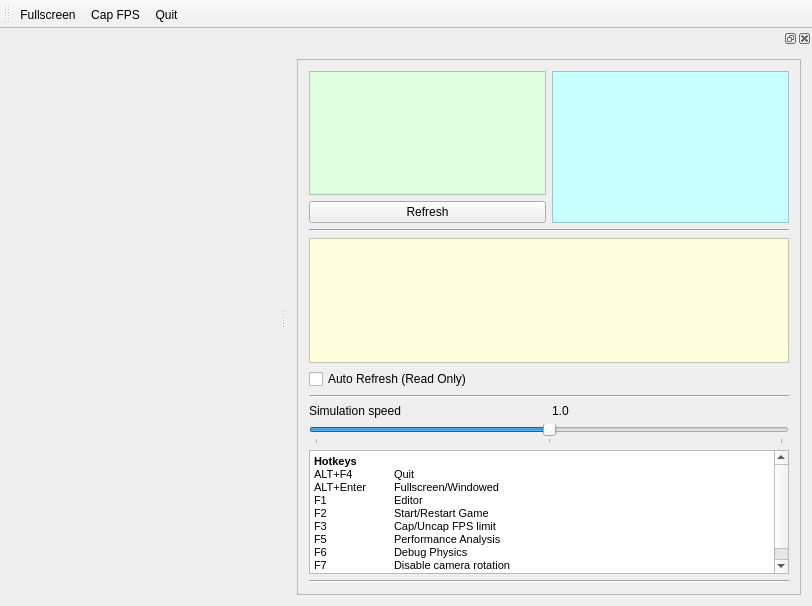
The window that xkill-gui/MainWindow.ui (ensq/xkill-resources) describes before a commit, drawn with Qt 5.
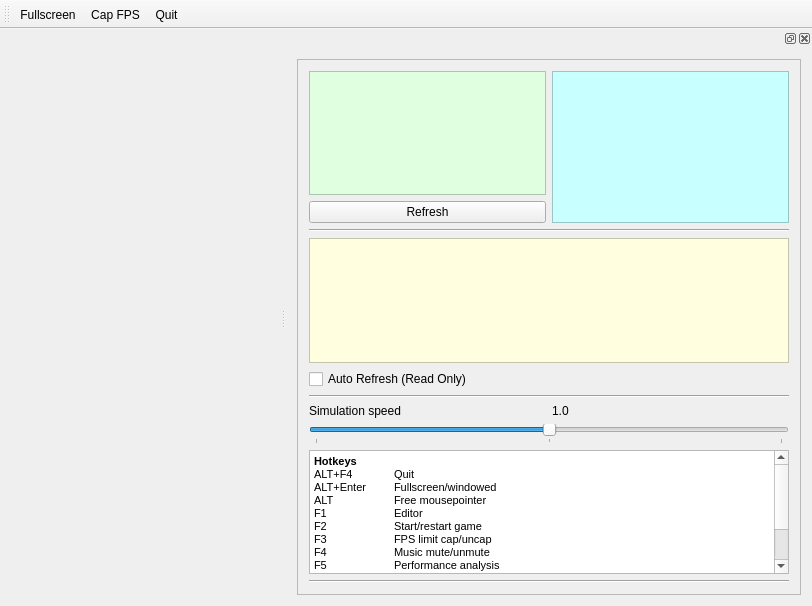
The same window after the commit.

```diff
--- a/xkill-gui/MainWindow.ui
+++ b/xkill-gui/MainWindow.ui
@@ -185,12 +185,15 @@
 p, li { white-space: pre-wrap; }
 &lt;/style&gt;&lt;/head&gt;&lt;body style=&quot; font-family:'MS Shell Dlg 2'; font-size:8.25pt; font-weight:400; font-style:normal;&quot;&gt;
 &lt;p style=&quot; margin-top:0px; margin-bottom:0px; margin-left:0px; margin-right:0px; -qt-block-indent:0; text-indent:0px;&quot;&gt;&lt;span style=&quot; font-size:8pt; font-weight:600;&quot;&gt;Hotkeys&lt;br /&gt;&lt;/span&gt;&lt;span style=&quot; font-size:8pt;&quot;&gt;ALT+F4 	Quit&lt;/span&gt;&lt;/p&gt;
-&lt;p style=&quot; margin-top:0px; margin-bottom:0px; margin-left:0px; margin-right:0px; -qt-block-indent:0; text-indent:0px;&quot;&gt;&lt;span style=&quot; font-size:8pt;&quot;&gt;ALT+Enter 	Fullscreen/Windowed&lt;/span&gt;&lt;/p&gt;
-&lt;p style=&quot; margin-top:0px; margin-bottom:0px; margin-left:0px; margin-right:0px; -qt-block-indent:0; text-indent:0px;&quot;&gt;&lt;span style=&quot; font-size:8pt;&quot;&gt;F1 	Editor&lt;br /&gt;F2 	Start/Restart Game&lt;br /&gt;F3 	Cap/Uncap FPS limit&lt;/span&gt;&lt;/p&gt;
-&lt;p style=&quot; margin-top:0px; margin-bottom:0px; margin-left:0px; margin-right:0px; -qt-block-indent:0; text-indent:0px;&quot;&gt;&lt;span style=&quot; font-size:8pt;&quot;&gt;F5 	Performance Analysis&lt;/span&gt;&lt;/p&gt;
-&lt;p style=&quot; margin-top:0px; margin-bottom:0px; margin-left:0px; margin-right:0px; -qt-block-indent:0; text-indent:0px;&quot;&gt;&lt;span style=&quot; font-size:8pt;&quot;&gt;F6 	Debug Physics&lt;/span&gt;&lt;/p&gt;
+&lt;p style=&quot; margin-top:0px; margin-bottom:0px; margin-left:0px; margin-right:0px; -qt-block-indent:0; text-indent:0px;&quot;&gt;&lt;span style=&quot; font-size:8pt;&quot;&gt;ALT+Enter 	Fullscreen/windowed&lt;/span&gt;&lt;/p&gt;
+&lt;p style=&quot; margin-top:0px; margin-bottom:0px; margin-left:0px; margin-right:0px; -qt-block-indent:0; text-indent:0px;&quot;&gt;&lt;span style=&quot; font-size:8pt;&quot;&gt;ALT 	Free mousepointer&lt;/span&gt;&lt;/p&gt;
+&lt;p style=&quot; margin-top:0px; margin-bottom:0px; margin-left:0px; margin-right:0px; -qt-block-indent:0; text-indent:0px;&quot;&gt;&lt;span style=&quot; font-size:8pt;&quot;&gt;F1 	Editor&lt;br /&gt;F2 	Start/restart game&lt;br /&gt;F3 	FPS limit cap/uncap&lt;/span&gt;&lt;/p&gt;
+&lt;p style=&quot; margin-top:0px; margin-bottom:0px; margin-left:0px; margin-right:0px; -qt-block-indent:0; text-indent:0px;&quot;&gt;&lt;span style=&quot; font-size:8pt;&quot;&gt;F4 	Music mute/unmute &lt;/span&gt;&lt;/p&gt;
+&lt;p style=&quot; margin-top:0px; margin-bottom:0px; margin-left:0px; margin-right:0px; -qt-block-indent:0; text-indent:0px;&quot;&gt;&lt;span style=&quot; font-size:8pt;&quot;&gt;F5 	Performance analysis&lt;/span&gt;&lt;/p&gt;
+&lt;p style=&quot; margin-top:0px; margin-bottom:0px; margin-left:0px; margin-right:0px; -qt-block-indent:0; text-indent:0px;&quot;&gt;&lt;span style=&quot; font-size:8pt;&quot;&gt;F6 	Debug physics&lt;/span&gt;&lt;/p&gt;
 &lt;p style=&quot; margin-top:0px; margin-bottom:0px; margin-left:0px; margin-right:0px; -qt-block-indent:0; text-indent:0px;&quot;&gt;&lt;span style=&quot; font-size:8pt;&quot;&gt;F7 	Disable camera rotation&lt;/span&gt;&lt;/p&gt;
-&lt;p style=&quot; margin-top:0px; margin-bottom:0px; margin-left:0px; margin-right:0px; -qt-block-indent:0; text-indent:0px;&quot;&gt;&lt;span style=&quot; font-size:8pt;&quot;&gt;F8 	Detach camera from player&lt;/span&gt;&lt;/p&gt;&lt;/body&gt;&lt;/html&gt;</string>
+&lt;p style=&quot; margin-top:0px; margin-bottom:0px; margin-left:0px; margin-right:0px; -qt-block-indent:0; text-indent:0px;&quot;&gt;&lt;span style=&quot; font-size:8pt;&quot;&gt;F8 	Detach camera from player&lt;/span&gt;&lt;/p&gt;
+&lt;p style=&quot; margin-top:0px; margin-bottom:0px; margin-left:0px; margin-right:0px; -qt-block-indent:0; text-indent:0px;&quot;&gt;&lt;span style=&quot; font-size:8pt;&quot;&gt;F9 	HUD hide/show &lt;/span&gt;&lt;/p&gt;&lt;/body&gt;&lt;/html&gt;</string>
            </property>
           </widget>
          </item>
```
